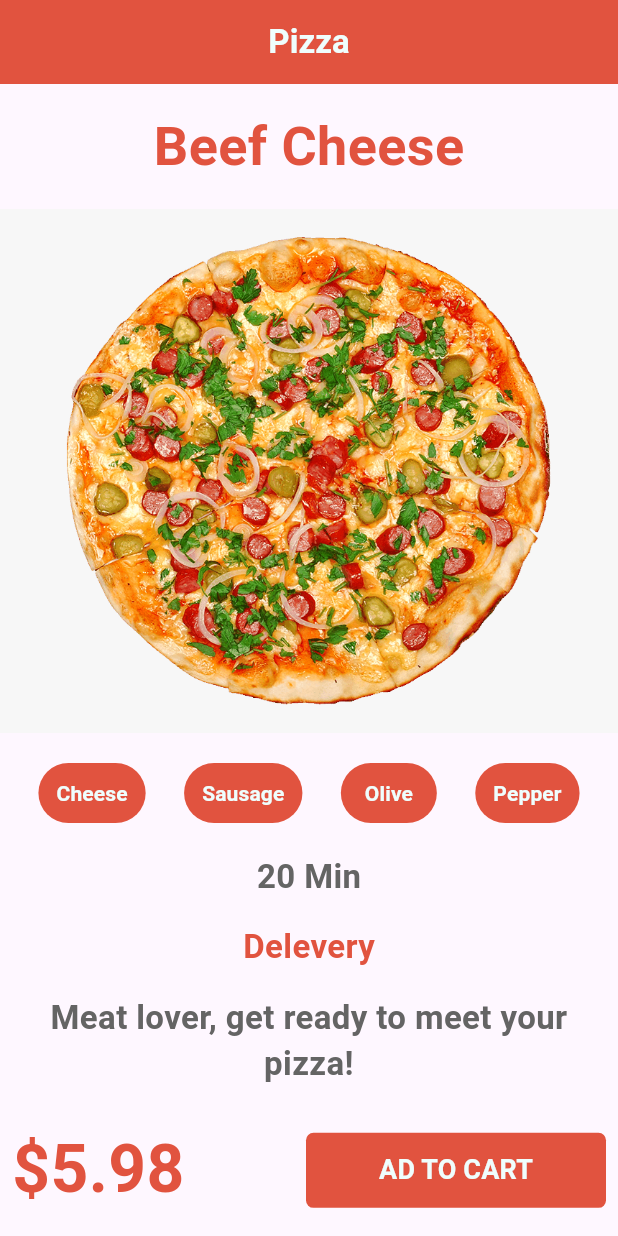
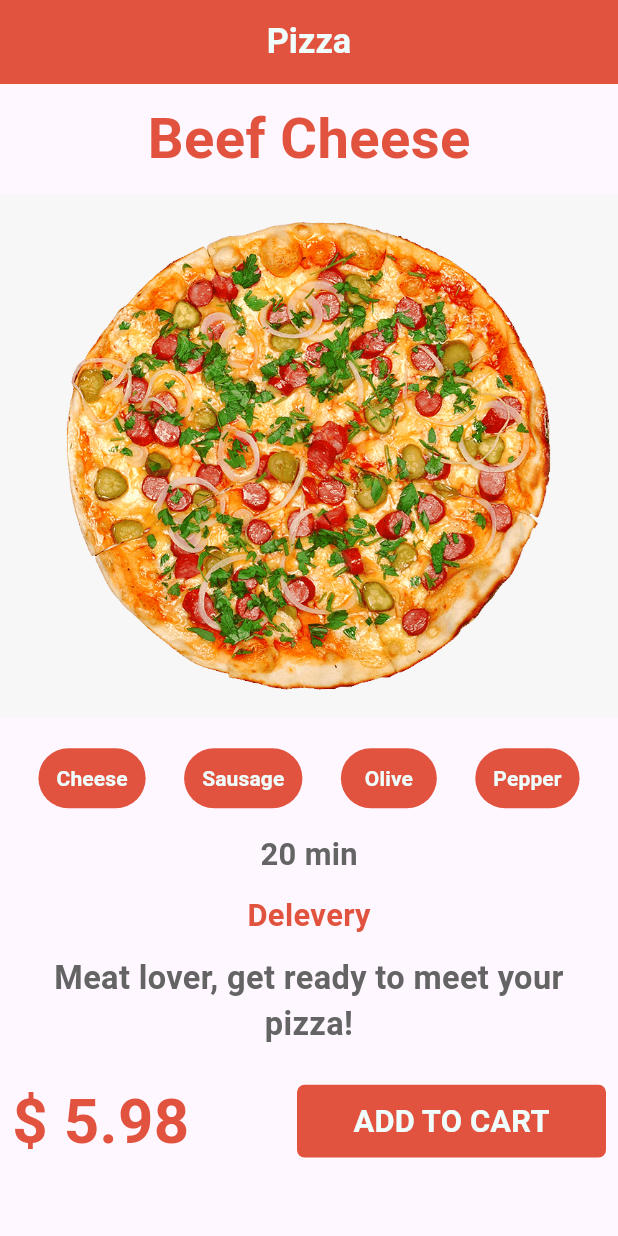
Before and after one commit to cebrailkeskindag/Flutter_tasarim, a Flutter app: the screen it shows after launch, on a phone screen of 412 x 824 dp. Run offline on Flutter 3.47's test engine with Material 2 defaults, Android fonts, the phone set to English and light mode, and no system bars; generated files the repository leaves out were written again.

Commit message:
tr ve en dil desteği yüklendi.

```diff
--- /dev/null
+++ b/l10n.yaml
@@ -0,0 +1,3 @@
+arb-dir: lib/l10n
+template-arb-file: app_en.arb
+output-localization-file: app_localizations.dart
--- a/lib/anasayfa.dart
+++ b/lib/anasayfa.dart
@@ -1,5 +1,6 @@
 import 'package:flutter/material.dart';
 import 'package:flutter_tasarim/renkler.dart';
+import 'package:flutter_gen/gen_l10n/app_localizations.dart';
 
 class Anasayfa extends StatefulWidget {
   const Anasayfa({super.key});
@@ -11,12 +12,20 @@ class Anasayfa extends StatefulWidget {
 class _AnasayfaState extends State<Anasayfa> {
   @override
   Widget build(BuildContext context) {
+    var ekranBilgisi = MediaQuery.of(context);
+    final double ekranYuksekligi = ekranBilgisi.size.height;
+    final double ekranGenisligi = ekranBilgisi.size.width;
+
+    var d = AppLocalizations.of(context);
+
     return Scaffold(
       appBar: AppBar(
         title: Text(
           "Pizza",
-          style:
-              TextStyle(color: yaziRenk1, fontSize: 22, fontFamily: "Roboto"),
+          style: TextStyle(
+              color: yaziRenk1,
+              fontSize: ekranGenisligi / 18,
+              fontFamily: "Roboto"),
         ),
         backgroundColor: anaRenk,
         centerTitle: true,
@@ -24,49 +33,58 @@ class _AnasayfaState extends State<Anasayfa> {
       body: Column(
         children: [
           Padding(
-            padding: EdgeInsets.only(top: 16.0),
-            child: Text("Beef Cheese",
+            padding: EdgeInsets.only(top: ekranGenisligi / 43),
+            child: Text(d!.pizzaBaslik,
                 style: TextStyle(
-                    fontSize: 36, color: anaRenk, fontWeight: FontWeight.bold)),
+                    fontSize: ekranGenisligi / 11,
+                    color: anaRenk,
+                    fontWeight: FontWeight.bold)),
           ),
           Padding(
-            padding: const EdgeInsets.only(top: 16.0),
+            padding: EdgeInsets.only(top: ekranGenisligi / 43),
             child: Image.asset("resimler/pizza.png"),
           ),
           Padding(
             padding: const EdgeInsets.only(top: 16),
-            child: Row(mainAxisAlignment: MainAxisAlignment.spaceEvenly,
+            child: Row(
+              mainAxisAlignment: MainAxisAlignment.spaceEvenly,
               children: [
-                TextButton(onPressed: (){},
-                child: Text("Cheese",style: TextStyle(color: yaziRenk1),),
-                style: TextButton.styleFrom(backgroundColor: anaRenk),
-                ),
-                TextButton(onPressed: (){},
-                child: Text("Sausage",style: TextStyle(color: yaziRenk1),),
-                style: TextButton.styleFrom(backgroundColor: anaRenk),
-                ),
-                TextButton(onPressed: (){},
-                child: Text("Olive",style: TextStyle(color: yaziRenk1),),
-                style: TextButton.styleFrom(backgroundColor: anaRenk),
-                ),
-                TextButton(onPressed: (){},
-                child: Text("Pepper",style: TextStyle(color: yaziRenk1),),
-                style: TextButton.styleFrom(backgroundColor: anaRenk),
-                ),
+                Chip(icerik: d!.peynirYazi),
+                Chip(icerik: d!.sucukYazi),
+                Chip(icerik: d!.zeytinYazi),
+                Chip(icerik: d!.biberYazi),
               ],
             ),
           ),
           Padding(
-            padding: const EdgeInsets.all(16.0),
+            padding: EdgeInsets.all(ekranGenisligi / 35),
             child: Column(
               children: [
-              Text("20 Min", style: TextStyle(fontSize: 22, color: yaziRenk2, fontWeight: FontWeight.bold),),
+                Text(
+                  d!.teslimatSure,
+                  style: TextStyle(
+                      fontSize: ekranGenisligi / 20,
+                      color: yaziRenk2,
+                      fontWeight: FontWeight.bold),
+                ),
                 Padding(
-                padding: const EdgeInsets.all(16.0),
-                child: Text("Delevery", style: TextStyle(fontSize: 22, color: anaRenk, fontWeight: FontWeight.bold),),
+                  padding: EdgeInsets.all(ekranGenisligi / 35),
+                  child: Text(
+                    d!.teslimatBaslik,
+                    style: TextStyle(
+                        fontSize: ekranGenisligi / 20,
+                        color: anaRenk,
+                        fontWeight: FontWeight.bold),
                   ),
-              Text("Meat lover, get ready to meet your pizza!",
-            style: TextStyle(fontSize: 22, color: yaziRenk2,), textAlign: TextAlign.center,),
+                ),
+                Text(
+                  d!.pizzaAciklama,
+                  style: TextStyle(
+                    fontSize: ekranGenisligi / 19,
+                    color: yaziRenk2,
+                  ),
+                  textAlign: TextAlign.center,
+                ),
               ],
             ),
           ),
@@ -74,14 +92,28 @@ class _AnasayfaState extends State<Anasayfa> {
             padding: const EdgeInsets.all(8.0),
             child: Row(
               children: [
-                Text("\$5.98", style: TextStyle(fontSize: 44, color: anaRenk, fontWeight: FontWeight.bold),),
+                Text(
+                  d!.fiyat,
+                  style: TextStyle(
+                      fontSize: ekranGenisligi / 10,
+                      color: anaRenk,
+                      fontWeight: FontWeight.bold),
+                ),
                 const Spacer(),
-                SizedBox(width: 200, height: 50,
-                child: TextButton(onPressed: () {},
-                child: Text("AD TO CART", style: TextStyle(fontSize: 18, color: yaziRenk1),),
+                SizedBox(
+                  width: ekranGenisligi / 2,
+                  height: ekranYuksekligi / 17,
+                  child: TextButton(
+                    onPressed: () {},
+                    child: Text(
+                      d!.butonYazi,
+                      style: TextStyle(
+                          fontSize: ekranGenisligi / 20, color: yaziRenk1),
+                    ),
                     style: TextButton.styleFrom(
                       backgroundColor: anaRenk,
-                  shape: const RoundedRectangleBorder(borderRadius: BorderRadius.all(Radius.circular(5))),
+                      shape: const RoundedRectangleBorder(
+                          borderRadius: BorderRadius.all(Radius.circular(5))),
                     ),
                   ),
                 ),
@@ -93,3 +125,20 @@ class _AnasayfaState extends State<Anasayfa> {
     );
   }
 }
+
+class Chip extends StatelessWidget {
+  String icerik;
+  Chip({required this.icerik});
+
+  @override
+  Widget build(BuildContext context) {
+    return TextButton(
+      onPressed: () {},
+      child: Text(
+        icerik,
+        style: TextStyle(color: yaziRenk1),
+      ),
+      style: TextButton.styleFrom(backgroundColor: anaRenk),
+    );
+  }
+}
--- /dev/null
+++ b/lib/l10n/app_en.arb
@@ -0,0 +1,12 @@
+{
+    "pizzaBaslik":"Beef Cheese",
+    "peynirYazi":"Cheese",
+    "sucukYazi":"Sausage",
+    "zeytinYazi":"Olive",
+    "biberYazi":"Pepper",
+    "teslimatSure":"20 min",
+    "teslimatBaslik":"Delevery",
+    "pizzaAciklama":"Meat lover, get ready to meet your pizza!",
+    "fiyat":"$ 5.98",
+    "butonYazi":"ADD TO CART"
+}
--- /dev/null
+++ b/lib/l10n/app_tr.arb
@@ -0,0 +1,12 @@
+{
+    "pizzaBaslik":"Etli Peynirli",
+    "peynirYazi":"Peynir",
+    "sucukYazi":"Sucuk",
+    "zeytinYazi":"Zeytin",
+    "biberYazi":"Biber",
+    "teslimatSure":"20 dk",
+    "teslimatBaslik":"Teslimat",
+    "pizzaAciklama":"Et sever, pizzanla tanışmaya hazırlan!",
+    "fiyat":"180 ₺",
+    "butonYazi":"SEPETE EKLE"
+}
--- a/lib/main.dart
+++ b/lib/main.dart
@@ -1,5 +1,7 @@
 import 'package:flutter/material.dart';
+import 'package:flutter_localizations/flutter_localizations.dart';
 import 'package:flutter_tasarim/anasayfa.dart';
+import 'package:flutter_gen/gen_l10n/app_localizations.dart';
 
 void main() {
   runApp(const MyApp());
@@ -12,9 +14,18 @@ class MyApp extends StatelessWidget {
   Widget build(BuildContext context) {
     return MaterialApp(
       title: 'Flutter Demo',
+      localizationsDelegates: const[
+        AppLocalizations.delegate,
+        GlobalWidgetsLocalizations.delegate,
+        GlobalMaterialLocalizations.delegate,
+        GlobalCupertinoLocalizations.delegate,
+      ],
+      supportedLocales: const[
+        Locale("en",""),
+        Locale("tr",""),
+      ],
       debugShowCheckedModeBanner: false,
       theme: ThemeData(
-
         colorScheme: ColorScheme.fromSeed(seedColor: Colors.deepPurple),
         useMaterial3: true,
       ),
--- a/pubspec.yaml
+++ b/pubspec.yaml
@@ -30,6 +30,9 @@ environment:
 dependencies:
   flutter:
     sdk: flutter
+  flutter_localizations:
+    sdk: flutter
+  intl: ^0.18.1
 
 
   # The following adds the Cupertino Icons font to your application.
@@ -52,6 +55,8 @@ dev_dependencies:
 
 # The following section is specific to Flutter packages.
 flutter:
+  generate: true
+
   assets:
     - resimler/pizza.png
 
```
Also changed, not shown: pubspec.lock. Lines whose indentation alone changed are shown as unchanged.
